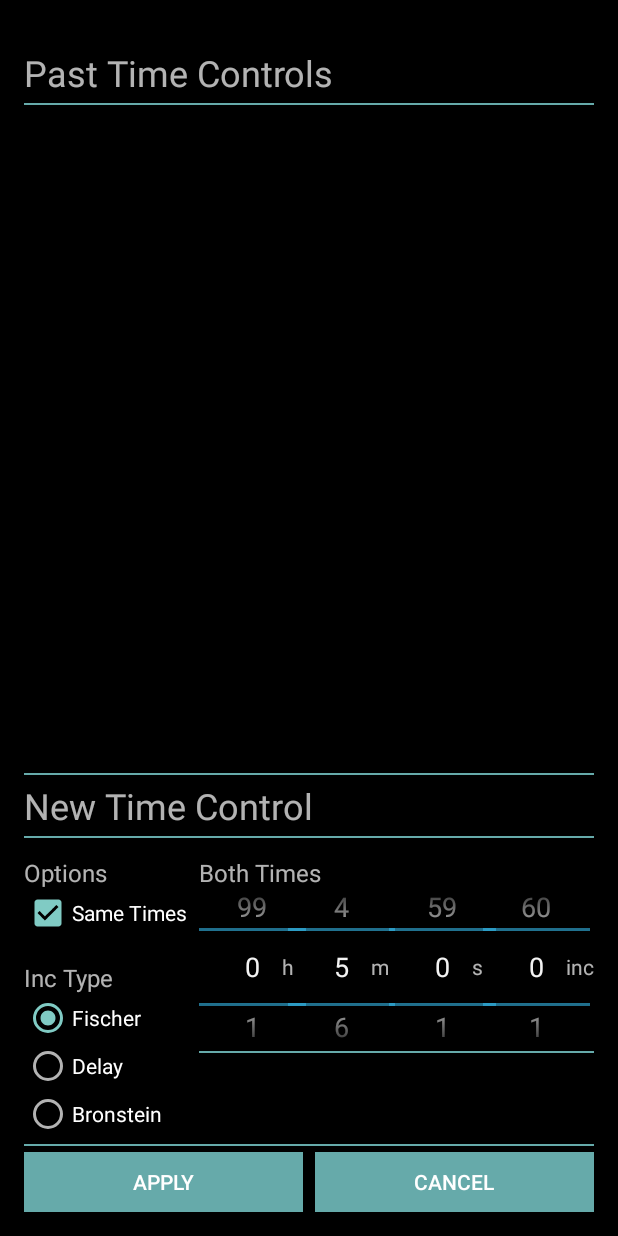
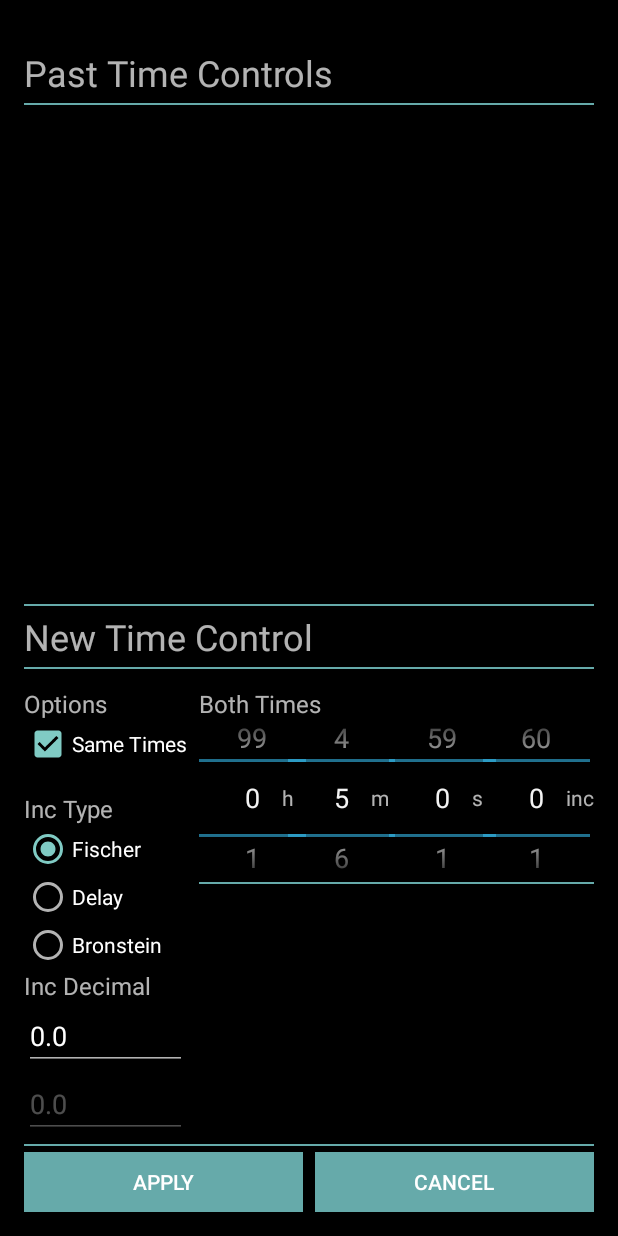
Before and after one commit to jmagine/ChessClock, an Android app: the TimeSelectorActivity screen opened directly, with no data from a screen before it, on a phone screen of 412 x 824 dp. Run offline under Robolectric (Android 15) with nearby library versions, the phone set to English and light mode, and no system bars.

Commit message:
added decimal/custom increments

```diff
--- a/app/src/main/java/jmagine/chessclock/TimeSelectorActivity.java
+++ b/app/src/main/java/jmagine/chessclock/TimeSelectorActivity.java
@@ -23,6 +23,7 @@ import android.view.View;
 import android.view.ViewGroup;
 import android.widget.AdapterView;
 import android.widget.ArrayAdapter;
+import android.widget.EditText;
 import android.widget.ImageView;
 import android.widget.LinearLayout;
 import android.widget.ListAdapter;
@@ -76,6 +77,9 @@ public class TimeSelectorActivity extends AppCompatActivity implements View.OnCl
   NumberPicker secPicker2;
   NumberPicker incPicker2;
 
+  EditText incDecimal1;
+  EditText incDecimal2;
+
   CheckBox sameTimes;
 
   RadioButton incFischer;
@@ -100,8 +104,6 @@ public class TimeSelectorActivity extends AppCompatActivity implements View.OnCl
     player1Text = (TextView) findViewById(R.id.player1Text);
     player2Text = (TextView) findViewById(R.id.player2Text);
 
-
-
     separator = (ImageView) findViewById(R.id.separator);
 
     applyButton = (Button) findViewById(R.id.applyButton);
@@ -120,6 +122,9 @@ public class TimeSelectorActivity extends AppCompatActivity implements View.OnCl
     minPicker2 = (NumberPicker) findViewById(R.id.minPicker2);
     secPicker2 = (NumberPicker) findViewById(R.id.secPicker2);
     incPicker2 = (NumberPicker) findViewById(R.id.incPicker2);
+
+    incDecimal1 = (EditText) findViewById(R.id.incDec1);
+    incDecimal2 = (EditText) findViewById(R.id.incDec2);
 
     applyButton.setOnClickListener(this);
     cancelButton.setOnClickListener(this);
@@ -229,14 +234,14 @@ public class TimeSelectorActivity extends AppCompatActivity implements View.OnCl
         playerTopTime += hourPicker1.getValue() * Constants.HOUR;
         playerTopTime += minPicker1.getValue() * Constants.MINUTE;
         playerTopTime += secPicker1.getValue() * Constants.SECOND;
-        playerTopIncrement = incPicker1.getValue() * Constants.SECOND;
+        playerTopIncrement = (long) ((incPicker1.getValue() + Float.valueOf(incDecimal1.getText().toString())) * Constants.SECOND);
 
         if(enablePlayer2) {
           playerBottomTime = 1;
           playerBottomTime += hourPicker2.getValue() * Constants.HOUR;
           playerBottomTime += minPicker2.getValue() * Constants.MINUTE;
           playerBottomTime += secPicker2.getValue() * Constants.SECOND;
-          playerBottomIncrement = incPicker2.getValue() * Constants.SECOND;
+          playerBottomIncrement = (long) ((incPicker2.getValue() + Float.valueOf(incDecimal2.getText().toString())) * Constants.SECOND);
         }
         else {
           playerBottomTime = playerTopTime;
@@ -254,7 +259,13 @@ public class TimeSelectorActivity extends AppCompatActivity implements View.OnCl
           timeControl = timeControl.concat(":" + (playerTopTime % Constants.MINUTE) / Constants.SECOND);
 
         //comp_default
-        timeControl = timeControl.concat(" " + playerTopIncrement / Constants.SECOND + "");
+        String topIncrementString;
+        if ((float) playerTopIncrement / Constants.SECOND % 1 == 0)
+          topIncrementString = Long.toString(playerTopIncrement / Constants.SECOND);
+        else
+          topIncrementString = Float.toString((float) playerTopIncrement / Constants.SECOND);
+
+        timeControl = timeControl.concat(" " + topIncrementString + "");
 
         //different times
         if(playerBottomTime != playerTopTime || playerBottomIncrement != playerTopIncrement) {
@@ -268,7 +279,14 @@ public class TimeSelectorActivity extends AppCompatActivity implements View.OnCl
             timeControl = timeControl.concat(":" + (playerBottomTime % Constants.MINUTE) / Constants.SECOND);
 
           //comp_default
-          timeControl = timeControl.concat(" " + playerBottomIncrement / Constants.SECOND + "");
+
+          String bottomIncrementString;
+          if ((float) playerBottomIncrement / Constants.SECOND % 1 == 0)
+            bottomIncrementString = Long.toString(playerBottomIncrement / Constants.SECOND);
+          else
+            bottomIncrementString = Float.toString((float) playerBottomIncrement / Constants.SECOND);
+
+          timeControl = timeControl.concat(" " + bottomIncrementString + "");
         }
 
         //append comp_default type
@@ -326,6 +344,7 @@ public class TimeSelectorActivity extends AppCompatActivity implements View.OnCl
     minPicker2.setEnabled(!same);
     secPicker2.setEnabled(!same);
     incPicker2.setEnabled(!same);
+    incDecimal2.setEnabled(!same);
 
     if(same) {
       player1Text.setText("Both Times");
@@ -360,10 +379,14 @@ public class TimeSelectorActivity extends AppCompatActivity implements View.OnCl
     secPicker1.setValue((int) ((playerTopTime % Constants.MINUTE) / Constants.SECOND));
     incPicker1.setValue((int) (playerTopIncrement / Constants.SECOND));
 
+
     hourPicker2.setValue((int) (playerBottomTime / Constants.HOUR));
     minPicker2.setValue((int) ((playerBottomTime % Constants.HOUR) / Constants.MINUTE));
     secPicker2.setValue((int) ((playerBottomTime % Constants.MINUTE) / Constants.SECOND));
     incPicker2.setValue((int) (playerBottomIncrement / Constants.SECOND));
+
+    incDecimal1.setText(Float.toString((float) (playerTopIncrement % Constants.SECOND) / Constants.SECOND));
+    incDecimal2.setText(Float.toString((float) (playerBottomIncrement % Constants.SECOND) / Constants.SECOND));
   }
 
   public void removeTimeControl(int position) {
@@ -392,7 +415,7 @@ public class TimeSelectorActivity extends AppCompatActivity implements View.OnCl
       playerTopTime += Integer.parseInt(minSecs[1]) * Constants.SECOND;
     }
 
-    playerTopIncrement = Integer.parseInt(timeParts[1]) * Constants.SECOND;
+    playerTopIncrement = (long) (Float.parseFloat(timeParts[1]) * Constants.SECOND);
 
     //different times
     if(timeParts.length > 3) {
@@ -404,7 +427,7 @@ public class TimeSelectorActivity extends AppCompatActivity implements View.OnCl
         playerBottomTime += Integer.parseInt(minSecsBottom[1]) * Constants.SECOND;
       }
 
-      playerBottomIncrement = Integer.parseInt(timeParts[4]) * Constants.SECOND;
+      playerBottomIncrement = (long) (Float.parseFloat(timeParts[4]) * Constants.SECOND);
     }
     else {
       playerBottomTime = playerTopTime;
--- a/app/src/main/res/layout/activity_time_selector.xml
+++ b/app/src/main/res/layout/activity_time_selector.xml
@@ -117,6 +117,24 @@
               android:text="Bronstein"/>
 
           </RadioGroup>
+
+          <TextView
+              android:layout_width="match_parent"
+              android:layout_height="wrap_content"
+              android:text="Inc Decimal"
+              android:textSize="16dp"/>
+          <EditText
+            android:id="@+id/incDec1"
+            android:layout_width="match_parent"
+            android:layout_height="wrap_content"
+            android:inputType="numberDecimal"/>
+
+          <EditText
+            android:id="@+id/incDec2"
+            android:layout_width="match_parent"
+            android:layout_height="wrap_content"
+            android:inputType="numberDecimal"/>
+
         </LinearLayout>
 
         <LinearLayout
```
